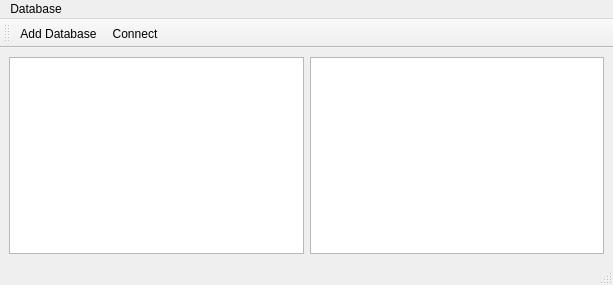
The window that dbmainwindow.ui (Zakhrov/WebPhonon) describes before a commit, drawn with Qt 5.
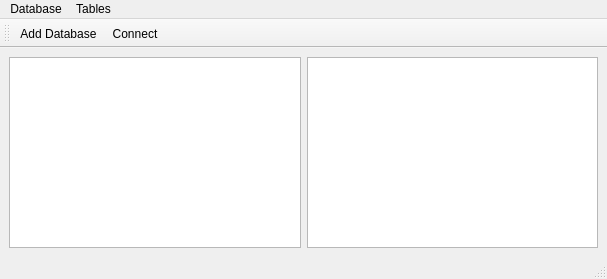
The same window after the commit. Icons and pictures are not drawn.

Commit message: get a respectable database manager ui working (can do everything in MySQL now. fuck SQL Server)

```diff
--- a/dbmainwindow.ui
+++ b/dbmainwindow.ui
@@ -6,8 +6,8 @@
    <rect>
     <x>0</x>
     <y>0</y>
-    <width>613</width>
-    <height>285</height>
+    <width>607</width>
+    <height>279</height>
    </rect>
   </property>
   <property name="windowTitle">
@@ -36,7 +36,7 @@
     <rect>
      <x>0</x>
      <y>0</y>
-     <width>613</width>
+     <width>607</width>
      <height>22</height>
     </rect>
    </property>
@@ -47,7 +47,17 @@
     <addaction name="actionAdd_Database"/>
     <addaction name="actionConnect"/>
    </widget>
+   <widget class="QMenu" name="menuTable">
+    <property name="title">
+     <string>Tables</string>
+    </property>
+    <addaction name="actionNew_Table"/>
+    <addaction name="actionDrop_Table"/>
+    <addaction name="actionInsert_Values"/>
+    <addaction name="actionDelete_tuple"/>
+   </widget>
    <addaction name="menuDatabase"/>
+   <addaction name="menuTable"/>
   </widget>
   <widget class="QStatusBar" name="statusbar"/>
   <widget class="QToolBar" name="toolBar">
```
Left out of the diff: 20 changed lines with no effect on the pictures. The commit also changes 7 other files.
